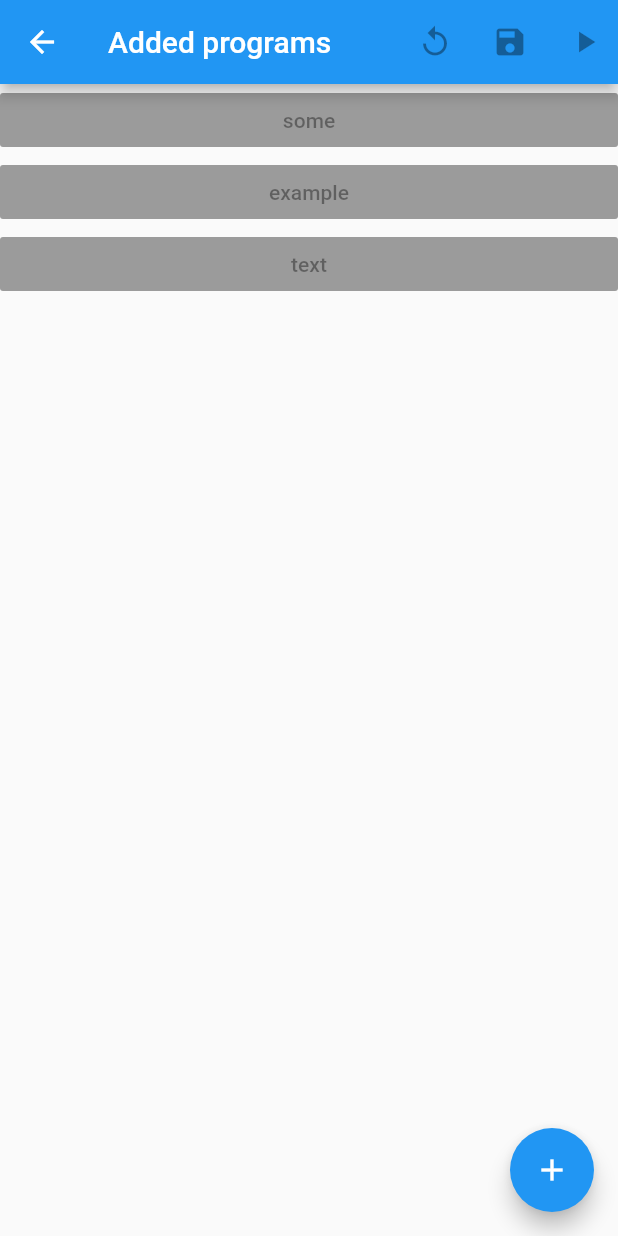
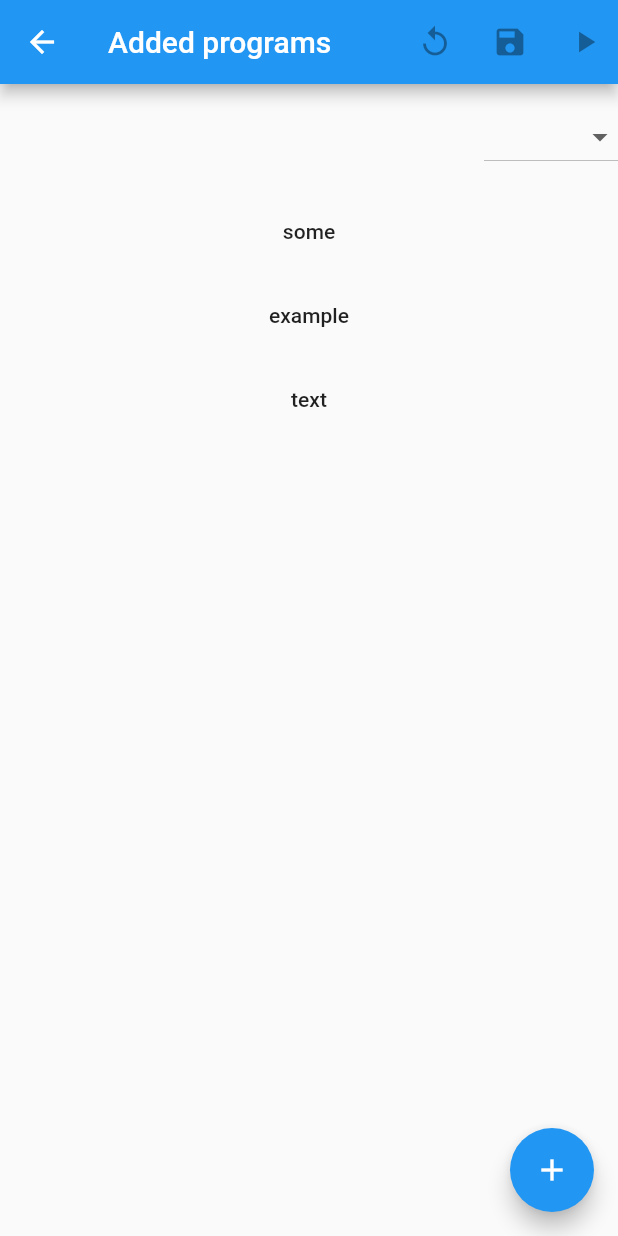
Before and after one commit to helagro/computer_program_sync, a Flutter app: the screen it shows after launch, after a tap on "Go to locally saved programs", on a phone screen of 412 x 824 dp. Run offline on Flutter 3.47's test engine with Material 2 defaults, Android fonts, the phone set to English and light mode, and no system bars; our stand-ins replace google_sign_in; missing offline and left inert: googleapis.

Commit message:
adds components

```diff
--- a/lib/main.dart
+++ b/lib/main.dart
@@ -54,14 +54,6 @@ class MyHomePage extends StatefulWidget {
 }
 
 class _MyHomePageState extends State<MyHomePage> {
-  int _counter = 0;
-
-  Future<void> _incrementCounter() async {
-    setState(() {
-      _counter++;
-    });
-  }
-
   void _goTo(Object object) {
     Navigator.push(
       context,
@@ -119,18 +111,9 @@ class _MyHomePageState extends State<MyHomePage> {
                   "Go to locally saved programs",
                   style: TextStyle(color: Colors.grey),
                 )),
-            Text(
-              '$_counter',
-              style: Theme.of(context).textTheme.headline4,
-            ),
           ],
         ),
       ),
-      floatingActionButton: FloatingActionButton(
-        onPressed: _incrementCounter,
-        tooltip: 'Increment',
-        child: Icon(Icons.add),
-      ), // This trailing comma makes auto-formatting nicer for build methods.
     );
   }
 }
--- /dev/null
+++ b/lib/programListenerScreenFactories.dart
@@ -0,0 +1,40 @@
+import 'package:flutter/material.dart';
+
+Widget actionButtonFactory(IconData icon, String tooltip) {
+  return SizedBox(
+    width: 50,
+    child: Tooltip(
+      child: FlatButton(child: Icon(icon)),
+      message: tooltip,
+    ),
+  );
+}
+
+Widget createSelectedPlatformsColumnItem(String text) {
+  return SizedBox(
+      width: 200,
+      child: Row(children: <Widget>[
+        SizedBox(width: 80, child: Text(text)),
+        SizedBox(
+          width: 20,
+          child: IconButton(
+            icon: Icon(Icons.close),
+            onPressed: () {},
+          ),
+        )
+      ]));
+}
+
+List<DropdownMenuItem> createPlatformsDropdownMenuItems(
+    List<String> allAddedPlatforms) {
+  List<DropdownMenuItem> dropdownMenuItems = [];
+  for (int i = 0; i < allAddedPlatforms.length; i++) {
+    final String platformStr = allAddedPlatforms[i];
+    final DropdownMenuItem dropdownMenuItem = DropdownMenuItem(
+      child: Text(platformStr),
+      value: i,
+    );
+    dropdownMenuItems.add(dropdownMenuItem);
+  }
+  return dropdownMenuItems;
+}
--- a/lib/programListerScreen.dart
+++ b/lib/programListerScreen.dart
@@ -1,5 +1,8 @@
 import 'package:computer_program_sync/main.dart';
 import 'package:flutter/material.dart';
+import 'package:googleapis/chat/v1.dart';
+import 'package:computer_program_sync/programListenerScreenFactories.dart'
+    as mFactory;
 
 class ProgramListerScreen extends StatefulWidget {
   ProgramListerScreen({Key key}) : super(key: key);
@@ -9,6 +12,8 @@ class ProgramListerScreen extends StatefulWidget {
 }
 
 class _ProgramListerScreenState extends State<ProgramListerScreen> {
+  final List<String> allAddedPlatforms = <String>["Windows", "MacOS", "Linux"];
+  final List<String> visiblePlatforms = <String>[];
   final List<String> listItems = <String>["some", "example", "text"];
 
   @override
@@ -17,41 +22,69 @@ class _ProgramListerScreenState extends State<ProgramListerScreen> {
       appBar: AppBar(
         title: Text("Added programs"),
         actions: <Widget>[
-          _actionButtonFactory(Icons.replay, "Reload"),
-          _actionButtonFactory(Icons.save, "Save"),
-          _actionButtonFactory(Icons.play_arrow, "Run"),
+          mFactory.actionButtonFactory(Icons.replay, "Reload"),
+          mFactory.actionButtonFactory(Icons.save, "Save"),
+          mFactory.actionButtonFactory(Icons.play_arrow, "Run"),
         ],
       ),
-      body: ListView.builder(
+      body: Column(children: [
+        SizedBox(
+          child: Row(
+            children: [
+              Expanded(
+                  child: ListView.builder(
+                      scrollDirection: Axis.horizontal,
+                      itemCount: visiblePlatforms.length,
+                      shrinkWrap: true,
+                      itemBuilder: (BuildContext buildContext, int index) {
+                        return mFactory.createSelectedPlatformsColumnItem(
+                            visiblePlatforms[index]);
+                      })),
+              SizedBox(
+                child: DropdownButton(
+                  items: mFactory
+                      .createPlatformsDropdownMenuItems(allAddedPlatforms),
+                  onChanged: (value) {
+                    setState(() {
+                      visiblePlatforms.add(allAddedPlatforms[value]);
+                      print(visiblePlatforms);
+                    });
+                  },
+                ),
+              )
+            ],
+          ),
+          height: 70,
+        ),
+        Expanded(
+          child: ListView.builder(
+              scrollDirection: Axis.vertical,
+              shrinkWrap: true,
               itemCount: listItems.length,
               itemBuilder: (BuildContext buildContext, int index) {
                 return _listItemFactory(listItems[index]);
               }),
+        )
+      ]),
       floatingActionButton: FloatingActionButton(
         tooltip: 'Add program',
         child: Icon(Icons.add),
-        onPressed: addItem,
+        onPressed: _addItem,
       ),
     );
   }
 
-  void addItem() {
+  void _addItem() {
     setState(() {
       listItems.add("I am added from btn");
     });
   }
-}
 
-Widget _actionButtonFactory(IconData icon, String tooltip) {
-  return SizedBox(
-    width: 50,
-    child: Tooltip(
-      child: FlatButton(child: Icon(icon)),
-      message: tooltip,
-    ),
+  Widget _listItemFactory(String text) {
+    return FlatButton(
+      onPressed: _addItem,
+      child: Text(text),
+      padding: const EdgeInsets.all(20),
     );
   }
-
-Widget _listItemFactory(String text) {
-  return RaisedButton(child: Text(text));
 }
```
Also changed, not shown: lib/programObject.dart (added, +11 -0 lines). Lines whose indentation alone changed are shown as unchanged.
